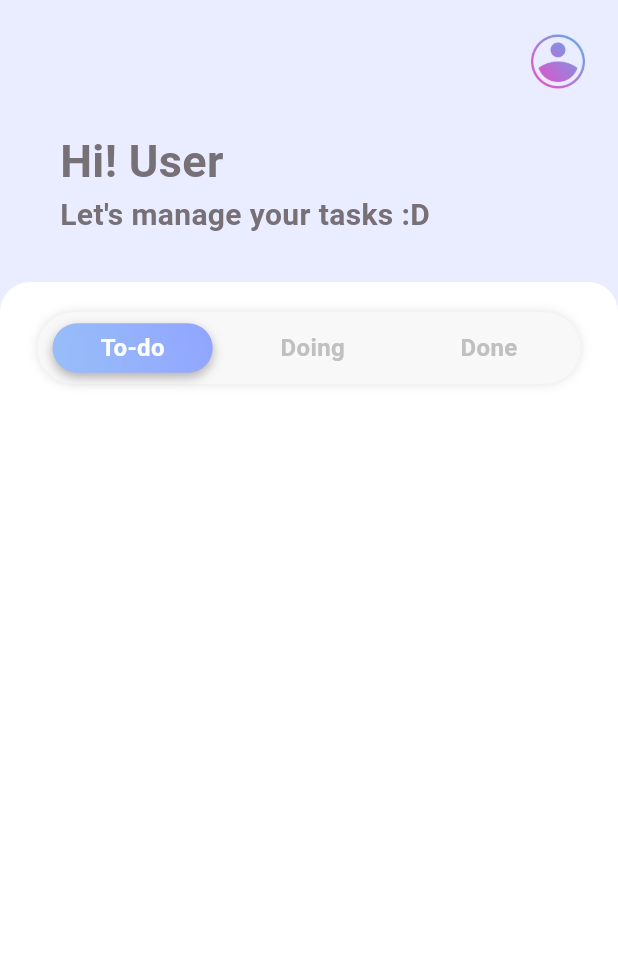
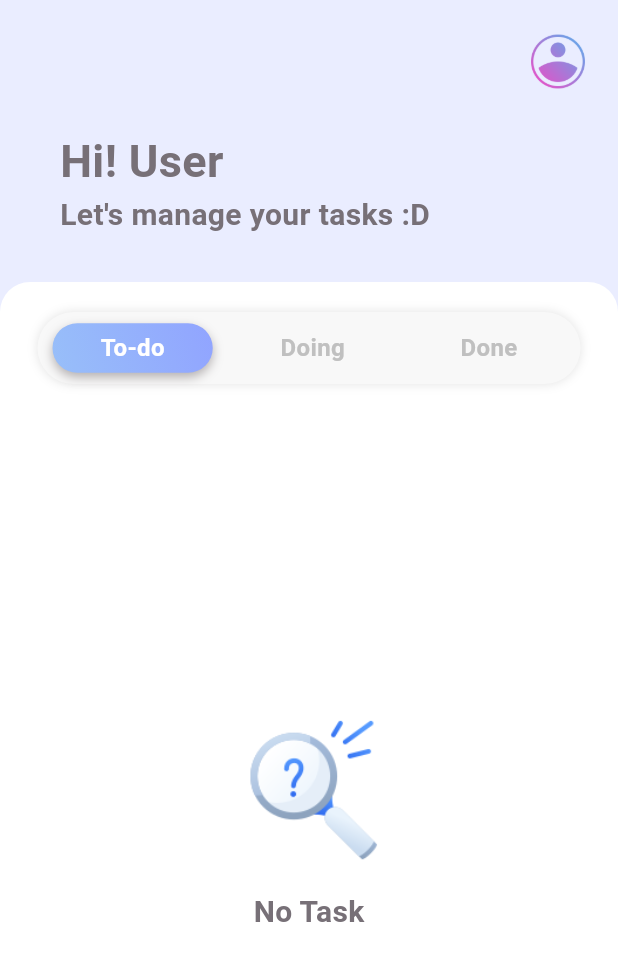
Before and after one commit to Wanwwaan/task_management_app, a Flutter app: the screen it shows after launch, on a phone screen of 412 x 824 dp. Shown: the top 961 px of the screen. Run offline on Flutter 3.47's test engine with Material 3 defaults, Android fonts, the phone set to English and light mode, and no system bars; drawn by our look-alikes of grouped_list; our stand-ins replace get, google_fonts; missing offline and left inert: moment_dart; network calls fail; Roboto replaces fonts that are missing (Kanit).

Commit message:
Create loading indicator widget and no data widget

```diff
--- a/lib/constants/image_path.dart
+++ b/lib/constants/image_path.dart
@@ -4,4 +4,5 @@ class ImagePath {
   static const String user = "$rootPath/user.png";
   static const String menu = "$rootPath/menu.png";
   static const String bin = "$rootPath/bin.png";
+  static const String empty = "$rootPath/empty.png";
 }
--- a/lib/screen/main/views/main_screen.dart
+++ b/lib/screen/main/views/main_screen.dart
@@ -103,13 +103,12 @@ class _MainScreenState extends State<MainScreen> {
                         ),
                         Obx(
                           () => TaskList(
-                              tasksData: _mainController.todoList.value,
                               isLoadMore: _mainController.isLoadmore.value,
-                              bg: _mainController.currentTab.value == TabKey.todo.key
-                                  ? AppColors.white
+                              tasksData: _mainController.currentTab.value == TabKey.todo.key
+                                  ? _mainController.todoList.value
                                   : _mainController.currentTab.value == TabKey.doing.key
-                                      ? Colors.green
-                                      : Colors.deepOrange),
+                                      ? _mainController.doingList.value
+                                      : _mainController.doneList.value),
                         ),
                       ],
                     ),
--- a/lib/screen/main/views/widgets/task_list.dart
+++ b/lib/screen/main/views/widgets/task_list.dart
@@ -3,20 +3,20 @@ import 'package:get/get.dart';
 import 'package:grouped_list/grouped_list.dart';
 import 'package:task_management_app/models/task.dart';
 import 'package:task_management_app/screen/main/controllers/main_controller.dart';
+import 'package:task_management_app/widgets/loading_indicator.dart';
 
 import '../../../../constants/app_colors.dart';
 import '../../../../constants/image_path.dart';
 import '../../../../utils/date_helper.dart';
+import '../../../../widgets/no_data.dart';
 
 class TaskList extends StatefulWidget {
   final List<Task> tasksData;
-  final Color bg;
   final bool isLoadMore;
 
   const TaskList({
     super.key,
     required this.tasksData,
-    required this.bg,
     required this.isLoadMore, //TODO: this will remove after add tabs screen for each tab
   });
 
@@ -28,10 +28,11 @@ class _TaskListState extends State<TaskList> {
   @override
   Widget build(BuildContext context) {
     final mainController = Get.find<MainController>();
+
     return Expanded(
-      child: Container(
-        color: widget.bg,
-        child: GroupedListView(
+      child: widget.tasksData.isEmpty
+          ? const NoData()
+          : GroupedListView(
               physics: const ClampingScrollPhysics(),
               shrinkWrap: true,
               controller: mainController.scrollController,
@@ -60,7 +61,6 @@ class _TaskListState extends State<TaskList> {
               itemComparator: (item1, item2) => item1.createdAt.compareTo(item2.createdAt),
               itemBuilder: (context, task) {
                 final int taskIndex = widget.tasksData.indexOf(task);
-
                 return Dismissible(
                   key: UniqueKey(),
                   onDismissed: (direction) {
@@ -84,7 +84,9 @@ class _TaskListState extends State<TaskList> {
                     ),
                   ),
                   direction: DismissDirection.endToStart,
-              child: Container(
+                  child: Column(
+                    children: [
+                      Container(
                         margin: const EdgeInsets.symmetric(
                           horizontal: 24,
                           vertical: 10,
@@ -103,9 +105,7 @@ class _TaskListState extends State<TaskList> {
                                 blurRadius: 10,
                               ),
                             ]),
-                child: Column(
-                  children: [
-                    Row(
+                        child: Row(
                           mainAxisAlignment: MainAxisAlignment.start,
                           children: [
                             Container(
@@ -153,16 +153,15 @@ class _TaskListState extends State<TaskList> {
                             )
                           ],
                         ),
+                      ),
                       widget.isLoadMore && widget.tasksData.length - 1 == widget.tasksData.indexOf(task)
-                        ? const Center(child: CircularProgressIndicator(color: AppColors.gradientRight))
+                          ? const LoadingIndicator()
                           : const SizedBox()
                     ],
-                ),
                   ),
                 );
               },
             ),
-      ),
     );
   }
 }
--- /dev/null
+++ b/lib/widgets/no_data.dart
@@ -0,0 +1,34 @@
+import 'package:flutter/material.dart';
+
+import '../constants/app_colors.dart';
+import '../constants/image_path.dart';
+
+class NoData extends StatelessWidget {
+  const NoData({super.key});
+
+  @override
+  Widget build(BuildContext context) {
+    return Column(
+      mainAxisAlignment: MainAxisAlignment.center,
+      crossAxisAlignment: CrossAxisAlignment.center,
+      children: [
+        Padding(
+          padding: const EdgeInsets.only(bottom: 16),
+          child: Image.asset(
+            ImagePath.empty,
+            width: 100,
+            height: 100,
+          ),
+        ),
+        const Text(
+          'No Task',
+          style: TextStyle(
+            fontSize: 20,
+            fontWeight: FontWeight.w600,
+            color: AppColors.cement,
+          ),
+        )
+      ],
+    );
+  }
+}
```
Also changed, not shown: lib/widgets/loading_indicator.dart (added, +24 -0 lines), assets/images/empty.png (added). Lines whose indentation alone changed are shown as unchanged.
